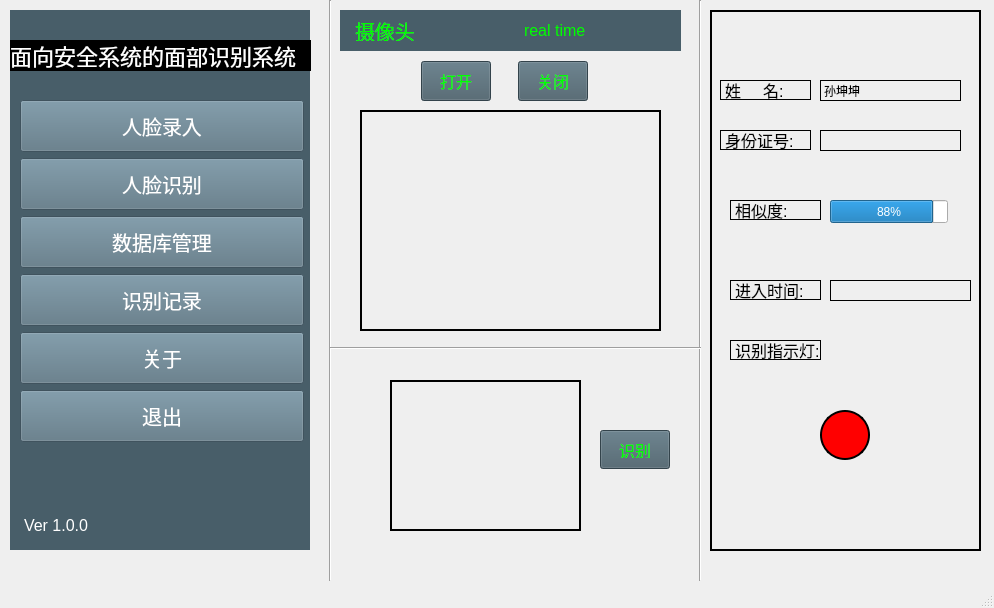
This is core_code/gui/main_window.ui in jiangren1254/Adaface_gui as Qt 5 draws it before an edit. The edited form follows.
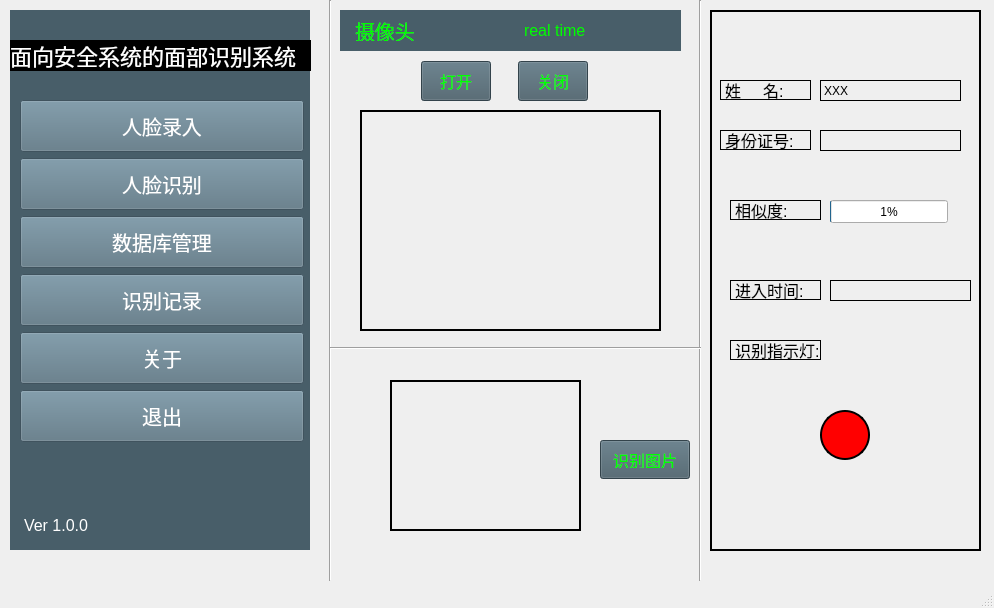
This is the edited form.

Commit message: 通过记录

```diff
--- a/core_code/gui/main_window.ui
+++ b/core_code/gui/main_window.ui
@@ -250,7 +250,7 @@
      </rect>
     </property>
     <property name="value">
-     <number>88</number>
+     <number>1</number>
     </property>
     <property name="invertedAppearance">
      <bool>false</bool>
@@ -375,14 +375,14 @@
     <property name="geometry">
      <rect>
       <x>600</x>
-      <y>430</y>
-      <width>70</width>
+      <y>440</y>
+      <width>90</width>
       <height>39</height>
      </rect>
     </property>
     <property name="maximumSize">
      <size>
-      <width>70</width>
+      <width>90</width>
       <height>40</height>
      </size>
     </property>
@@ -392,7 +392,7 @@
  font-size: 16px; padding: 10px;</string>
     </property>
     <property name="text">
-     <string>识别</string>
+     <string>识别图片</string>
     </property>
    </widget>
    <widget class="QLabel" name="label_recog_result_2">
@@ -451,7 +451,7 @@
 border: 1px solid black;</string>
     </property>
     <property name="text">
-     <string>孙坤坤</string>
+     <string>XXX</string>
     </property>
    </widget>
    <widget class="QLabel" name="label_id_card">
```
Left out of the diff: 4 changed lines with no effect on the pictures. The commit also changes 2 other files.
